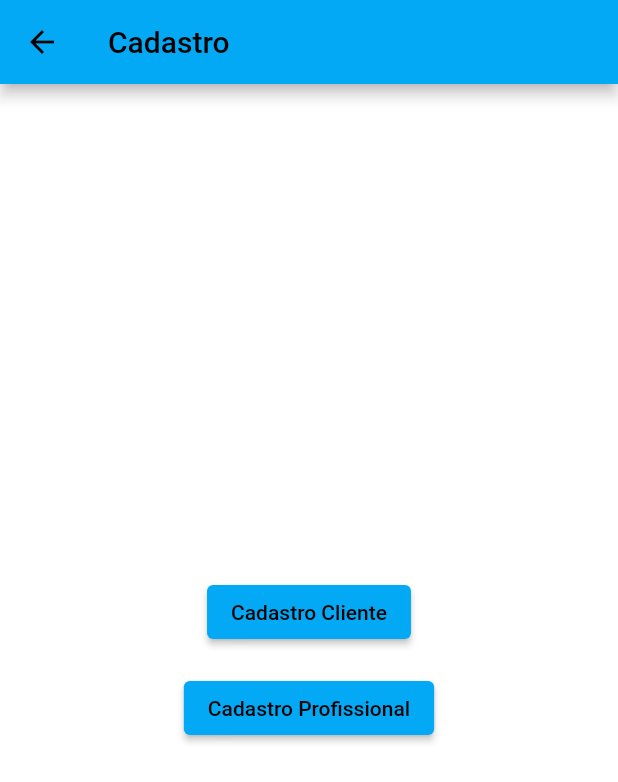
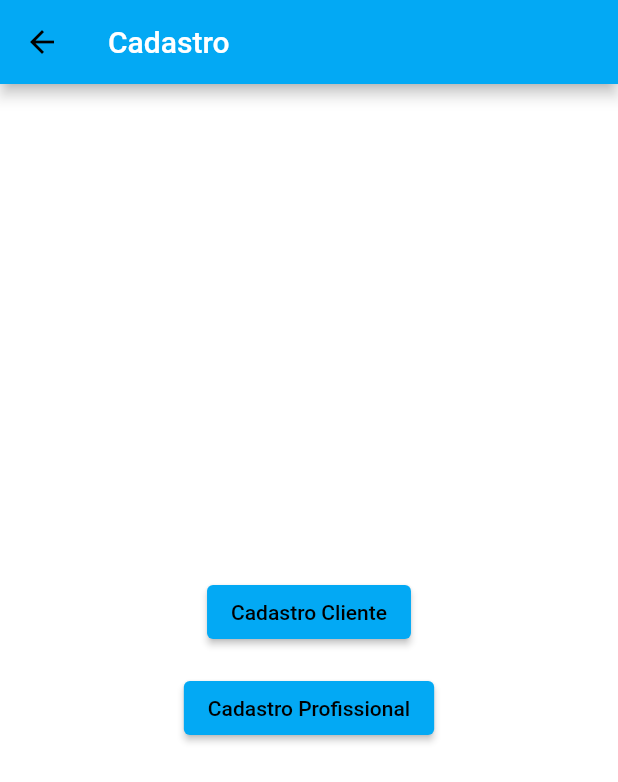
Before and after one commit to GABRIEL-ASSYS/HealthArch-Flutter-2.0, a Flutter app: the CadastroScreen screen opened directly, on a phone screen of 412 x 824 dp. Shown: the top 782 px of the screen. Run offline on Flutter 3.47's test engine with Material 2 defaults, Android fonts, the phone set to English and light mode, and no system bars; our stand-ins replace cloud_firestore, firebase_auth, firebase_core; accounts and stored records are empty.

Commit message:
Update cadastro_screen.dart

```diff
--- a/lib/screens/Cadastro/cadastro_screen.dart
+++ b/lib/screens/Cadastro/cadastro_screen.dart
@@ -14,7 +14,10 @@ class CadastroScreenState extends State<CadastroScreen> {
   Widget build(BuildContext context) {
     return Scaffold(
       appBar: AppBar(
-        title: const Text('Cadastro'),
+        title: const Text(
+          'Cadastro',
+          style: TextStyle(color: Colors.white),
+        ),
       ),
       body: Center(
         child: Column(
```
